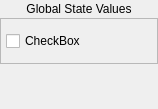
Qt form src/common/global_state_widget.ui (cvisionai/Tator-Native) before a commit.
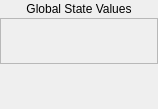
The same form after that commit.

Commit message: programmatically add from default.global file

Patch:
```diff
--- a/src/common/global_state_widget.ui
+++ b/src/common/global_state_widget.ui
@@ -110,13 +110,6 @@
          <property name="verticalSpacing">
           <number>2</number>
          </property>
-         <item row="0" column="0">
-          <widget class="QCheckBox" name="check1">
-           <property name="text">
-            <string>CheckBox</string>
-           </property>
-          </widget>
-         </item>
         </layout>
        </item>
       </layout>
```
The commit also changes 3 other files.
